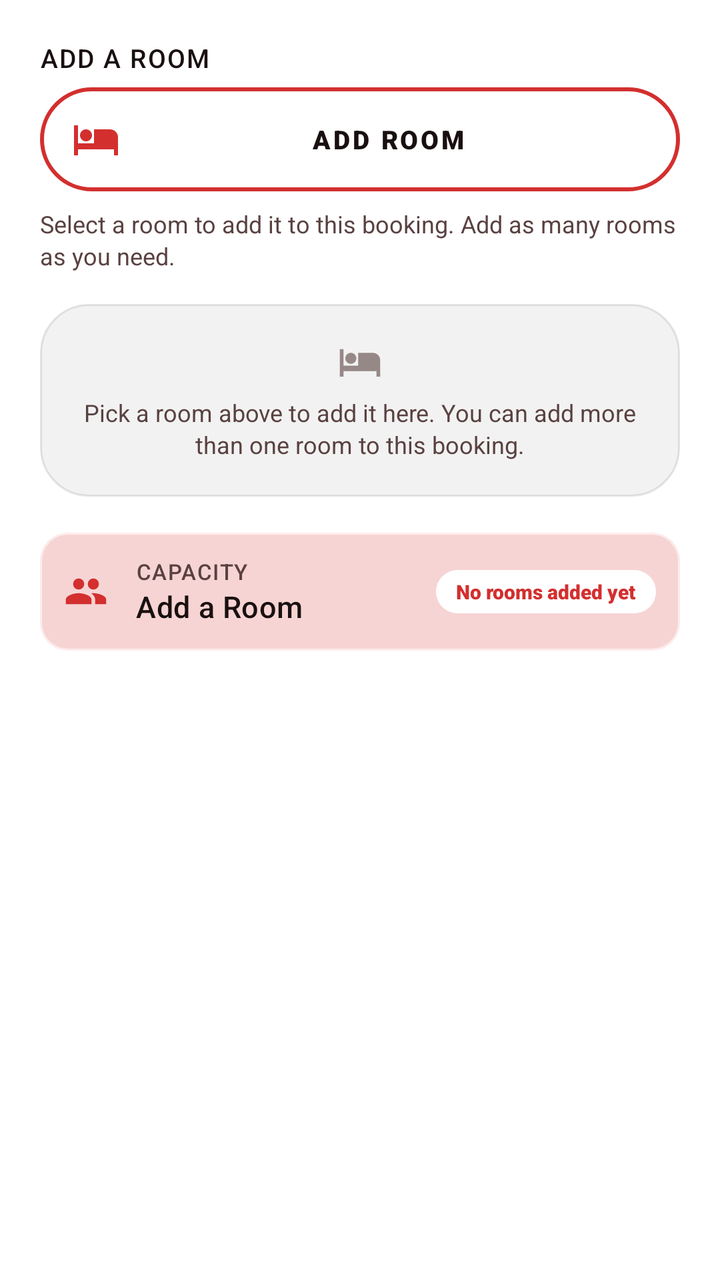
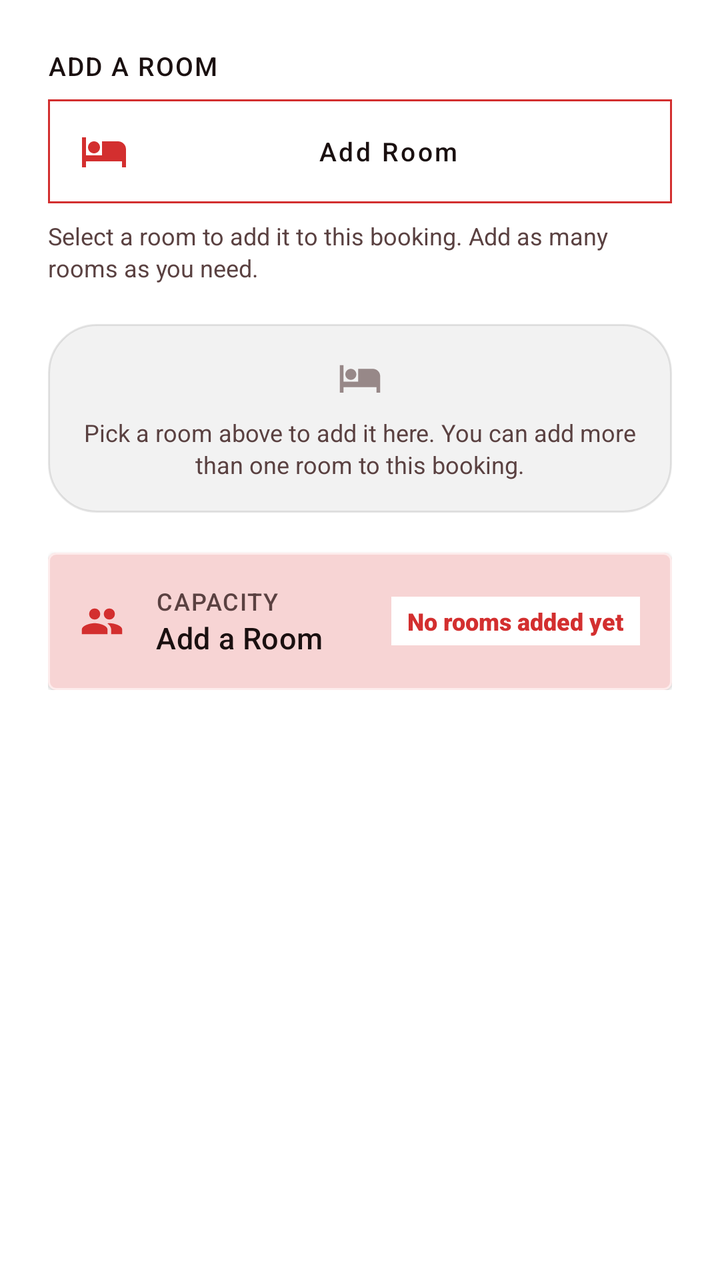

An Android layout rendered at two revisions. The XML below is the earlier revision; the diff shows what the commit changed to produce the second picture.
<!-- AndroidManifest.xml: application theme Theme.VelocitySuites -->
<!-- res/layout/fragment_step1_rooms.xml -->
<?xml version="1.0" encoding="utf-8"?>
<androidx.core.widget.NestedScrollView xmlns:android="http://schemas.android.com/apk/res/android"
    xmlns:app="http://schemas.android.com/apk/res-auto"
    xmlns:tools="http://schemas.android.com/tools"
    android:layout_width="match_parent"
    android:layout_height="match_parent"
    android:fillViewport="true"
    android:clipToPadding="false">

    <LinearLayout
        android:layout_width="match_parent"
        android:layout_height="wrap_content"
        android:orientation="vertical"
        android:padding="20dp">

        
        <LinearLayout
            android:id="@+id/layoutCheckingAvailability"
            android:layout_width="match_parent"
            android:layout_height="wrap_content"
            android:layout_marginBottom="14dp"
            android:gravity="center_vertical"
            android:orientation="horizontal"
            android:visibility="gone"
            tools:visibility="visible">

            <ProgressBar
                android:layout_width="18dp"
                android:layout_height="18dp"
                android:layout_marginEnd="10dp"
                android:indeterminateTint="@color/velocity_red_primary" />

            <TextView
                android:layout_width="wrap_content"
                android:layout_height="wrap_content"
                android:text="@string/checking_available_rooms_message"
                android:textColor="@color/velocity_text_secondary"
                android:textSize="12sp" />
        </LinearLayout>

        
        <LinearLayout
            android:id="@+id/layoutRoomLoadError"
            android:layout_width="match_parent"
            android:layout_height="wrap_content"
            android:layout_marginBottom="14dp"
            android:background="@drawable/shape_tab_background"
            android:gravity="center"
            android:orientation="vertical"
            android:paddingHorizontal="20dp"
            android:paddingVertical="24dp"
            android:visibility="gone">

            <ImageView
                android:layout_width="28dp"
                android:layout_height="28dp"
                android:layout_marginBottom="10dp"
                android:alpha="0.6"
                android:contentDescription="@null"
                android:src="@drawable/ic_wifi_off"
                app:tint="@color/velocity_text_secondary" />

            <TextView
                style="@style/TextAppearance.Velocity.Label.Section"
                android:layout_width="wrap_content"
                android:layout_height="wrap_content"
                android:layout_marginBottom="6dp"
                android:text="@string/room_load_error_title"
                android:textColor="@color/velocity_text_primary" />

            <TextView
                android:layout_width="match_parent"
                android:layout_height="wrap_content"
                android:layout_marginBottom="16dp"
                android:gravity="center"
                android:lineSpacingExtra="2dp"
                android:text="@string/room_load_error_message"
                android:textColor="@color/velocity_text_secondary"
                android:textSize="12sp" />

            <com.google.android.material.button.MaterialButton
                android:id="@+id/btnRetryRoomLoad"
                style="@style/Widget.Velocity.Button.Outlined"
                android:layout_width="wrap_content"
                android:layout_height="44dp"
                android:paddingHorizontal="20dp"
                android:text="@string/retry_label"
                android:textColor="@color/velocity_red_primary"
                android:textSize="13sp" />
        </LinearLayout>

        
        <LinearLayout
            android:id="@+id/layoutNoRoomsAvailableForDates"
            android:layout_width="match_parent"
            android:layout_height="wrap_content"
            android:layout_marginBottom="14dp"
            android:background="@drawable/shape_tab_background"
            android:gravity="center"
            android:orientation="vertical"
            android:paddingHorizontal="20dp"
            android:paddingVertical="24dp"
            android:visibility="gone">

            <ImageView
                android:layout_width="28dp"
                android:layout_height="28dp"
                android:layout_marginBottom="10dp"
                android:alpha="0.6"
                android:contentDescription="@null"
                android:src="@drawable/ic_bed"
                app:tint="@color/velocity_text_secondary" />

            <TextView
                style="@style/TextAppearance.Velocity.Label.Section"
                android:layout_width="wrap_content"
                android:layout_height="wrap_content"
                android:layout_marginBottom="6dp"
                android:text="@string/no_available_rooms_title"
                android:textColor="@color/velocity_text_primary" />

            <TextView
                android:layout_width="match_parent"
                android:layout_height="wrap_content"
                android:layout_marginBottom="16dp"
                android:gravity="center"
                android:lineSpacingExtra="2dp"
                android:text="@string/no_available_rooms_message"
                android:textColor="@color/velocity_text_secondary"
                android:textSize="12sp" />

            <com.google.android.material.button.MaterialButton
                android:id="@+id/btnChangeDates"
                style="@style/Widget.Velocity.Button.Outlined"
                android:layout_width="wrap_content"
                android:layout_height="44dp"
                android:paddingHorizontal="20dp"
                android:text="@string/change_dates_button"
                android:textColor="@color/velocity_red_primary"
                android:textSize="13sp" />
        </LinearLayout>

        <LinearLayout
            android:id="@+id/layoutRoomSelectionContent"
            android:layout_width="match_parent"
            android:layout_height="wrap_content"
            android:orientation="vertical">

        <TextView
            style="@style/TextAppearance.Velocity.Label.Input"
            android:layout_width="wrap_content"
            android:layout_height="wrap_content"
            android:layout_marginBottom="6dp"
            android:text="@string/add_room_hint"
            android:textColor="@color/velocity_text_primary"
            android:textSize="13sp" />

        <com.google.android.material.button.MaterialButton
            android:id="@+id/btnAddRoom"
            style="@style/Widget.Velocity.Button.Outlined"
            android:layout_width="match_parent"
            android:layout_height="52dp"
            android:text="@string/add_room_button_label"
            android:textColor="@color/velocity_text_primary"
            android:textSize="13sp"
            app:icon="@drawable/ic_bed"
            app:iconTint="@color/velocity_red_primary" />

        <TextView
            android:id="@+id/tvRoomSelectionHelper"
            android:layout_width="match_parent"
            android:layout_height="wrap_content"
            android:layout_marginTop="8dp"
            android:layout_marginBottom="12dp"
            android:lineSpacingExtra="2dp"
            android:text="@string/booking_select_room_helper_multi"
            android:textColor="@color/velocity_text_secondary"
            android:textSize="12sp" />

        <LinearLayout
            android:id="@+id/layoutSelectedRooms"
            android:layout_width="match_parent"
            android:layout_height="wrap_content"
            android:layout_marginBottom="4dp"
            android:orientation="vertical" />

        <LinearLayout
            android:id="@+id/layoutNoRoomsSelected"
            android:layout_width="match_parent"
            android:layout_height="wrap_content"
            android:layout_marginBottom="14dp"
            android:background="@drawable/shape_tab_background"
            android:gravity="center"
            android:orientation="vertical"
            android:paddingHorizontal="16dp"
            android:paddingVertical="18dp">

            <ImageView
                android:layout_width="22dp"
                android:layout_height="22dp"
                android:layout_marginBottom="6dp"
                android:alpha="0.6"
                android:contentDescription="@null"
                android:src="@drawable/ic_bed"
                app:tint="@color/velocity_text_secondary" />

            <TextView
                android:layout_width="match_parent"
                android:layout_height="wrap_content"
                android:gravity="center"
                android:lineSpacingExtra="2dp"
                android:text="@string/no_rooms_selected_hint"
                android:textColor="@color/velocity_text_secondary"
                android:textSize="12sp" />
        </LinearLayout>

        <com.google.android.material.card.MaterialCardView
            android:layout_width="match_parent"
            android:layout_height="wrap_content"
            android:layout_marginTop="4dp"
            app:cardBackgroundColor="@color/velocity_red_subtle"
            app:cardCornerRadius="14dp"
            app:cardElevation="0dp"
            app:strokeColor="@color/velocity_red_soft"
            app:strokeWidth="1dp">

            <LinearLayout
                android:layout_width="match_parent"
                android:layout_height="wrap_content"
                android:gravity="center_vertical"
                android:orientation="horizontal"
                android:padding="12dp">

                <ImageView
                    android:layout_width="22dp"
                    android:layout_height="22dp"
                    android:contentDescription="@null"
                    android:src="@drawable/ic_people"
                    app:tint="@color/velocity_red_primary" />

                <LinearLayout
                    android:layout_width="0dp"
                    android:layout_height="wrap_content"
                    android:layout_marginStart="14dp"
                    android:layout_weight="1"
                    android:orientation="vertical">

                    <TextView
                        style="@style/TextAppearance.Velocity.Label.Input"
                        android:layout_width="wrap_content"
                        android:layout_height="wrap_content"
                        android:text="@string/capacity_label"
                        android:textColor="@color/velocity_text_secondary"
                        android:textSize="11sp" />

                    <TextView
                        android:id="@+id/tvCapacityIndicator"
                        style="@style/TextAppearance.Velocity.Price"
                        android:layout_width="wrap_content"
                        android:layout_height="wrap_content"
                        android:text="@string/add_room_hint"
                        android:textColor="@color/velocity_text_primary"
                        android:textSize="15sp" />
                </LinearLayout>

                <TextView
                    android:id="@+id/tvRoomsSelectedCount"
                    android:layout_width="wrap_content"
                    android:layout_height="wrap_content"
                    android:background="@drawable/shape_intro_pill"
                    android:backgroundTint="@color/white"
                    android:paddingHorizontal="10dp"
                    android:paddingVertical="4dp"
                    android:text="@string/no_rooms_selected_yet"
                    android:textColor="@color/velocity_red_primary"
                    android:fontFamily="sans-serif-black"
                    android:textSize="10sp" />
            </LinearLayout>
        </com.google.android.material.card.MaterialCardView>

        </LinearLayout>

    </LinearLayout>
</androidx.core.widget.NestedScrollView>
<!-- resources referenced by this layout -->
<resources>
  <color name="velocity_red_primary">#D32F2F</color>
  <color name="velocity_red_soft">#FDECEC</color>
  <color name="velocity_red_subtle">#F7D4D4</color>
  <color name="velocity_text_primary">#1A1010</color>
  <color name="velocity_text_secondary">#5A4141</color>
  <color name="white">#FFFFFFFF</color>
  <!-- drawable shape_intro_pill (drawable) -->
  <?xml version="1.0" encoding="utf-8"?>
  <shape xmlns:android="http://schemas.android.com/apk/res/android">
      <solid android:color="@color/velocity_red_primary" />
      <corners android:radius="16dp" />
  </shape>
  <!-- drawable shape_tab_background (drawable) -->
  <?xml version="1.0" encoding="utf-8"?>
  <shape xmlns:android="http://schemas.android.com/apk/res/android">
      <solid android:color="#0D000000" />
      <corners android:radius="24dp" />
      <stroke android:width="1dp" android:color="#1A000000" />
  </shape>
  <string name="add_room_button_label">Add Room</string>
  <string name="add_room_hint">Add a Room</string>
  <string name="booking_select_room_helper_multi">Select a room to add it to this booking. Add as many rooms as you need.</string>
  <string name="capacity_label">Capacity</string>
  <string name="change_dates_button">Change Dates</string>
  <string name="checking_available_rooms_message">Checking available rooms…</string>
  <string name="no_available_rooms_message">No rooms are available for your selected Check-in and Check-out dates. Please choose different dates.</string>
  <string name="no_available_rooms_title">No Available Rooms</string>
  <string name="no_rooms_selected_hint">Pick a room above to add it here. You can add more than one room to this booking.</string>
  <string name="no_rooms_selected_yet">No rooms added yet</string>
  <string name="retry_label">Retry</string>
  <string name="room_load_error_message">We couldn\'t check room availability. Please check your connection and try again.</string>
  <string name="room_load_error_title">Couldn\'t Load Rooms</string>
  <style name="TextAppearance.Velocity.Label.Input" parent="TextAppearance.MaterialComponents.Subtitle2">
          <item name="android:fontFamily">sans-serif-bold</item>
          <item name="android:letterSpacing">0.05</item>
          <item name="android:textAllCaps">true</item>
          <item name="android:textColor">@color/black</item>
          <item name="android:textSize">12sp</item>
      </style>
  <style name="TextAppearance.Velocity.Price" parent="TextAppearance.MaterialComponents.Headline6">
          <item name="android:fontFamily">sans-serif-black</item>
          <item name="android:textColor">@color/velocity_text_primary</item>
          <item name="android:textSize">18sp</item>
      </style>
  <style name="Widget.Velocity.Button.Outlined" parent="Widget.MaterialComponents.Button.OutlinedButton">
          <item name="android:layout_height">56dp</item>
          <item name="android:insetTop">0dp</item>
          <item name="android:insetBottom">0dp</item>
          <item name="android:fontFamily">sans-serif-black</item>
          <item name="android:letterSpacing">0.1</item>
          <item name="android:textAllCaps">true</item>
          <item name="android:textSize">15sp</item>
          <item name="android:textColor">@color/velocity_red_primary</item>
          <item name="cornerRadius">32dp</item>
          <item name="strokeColor">@color/velocity_red_primary</item>
          <item name="strokeWidth">2dp</item>
          <item name="rippleColor">@color/velocity_red_alpha_20</item>
      </style>
  <color name="black">#FF000000</color>
  <color name="velocity_red_alpha_20">#33D32F2F</color>
  <color name="velocity_red_dark">#7F1212</color>
  <color name="velocity_red_rose">#EF5350</color>
  <color name="velocity_red_deep">#5A0A0A</color>
  <!-- unchanged entries left out for length: 5 -->
</resources>

<!-- the commit's change to res/layout/fragment_step1_rooms.xml (unified diff, before → after) -->
@@ -11,14 +11,14 @@
         android:layout_width="match_parent"
         android:layout_height="wrap_content"
         android:orientation="vertical"
-        android:padding="20dp">
+        android:padding="24dp">
 
         
         <LinearLayout
             android:id="@+id/layoutCheckingAvailability"
             android:layout_width="match_parent"
             android:layout_height="wrap_content"
-            android:layout_marginBottom="14dp"
+            android:layout_marginBottom="16dp"
             android:gravity="center_vertical"
             android:orientation="horizontal"
             android:visibility="gone"
@@ -27,7 +27,7 @@
             <ProgressBar
                 android:layout_width="18dp"
                 android:layout_height="18dp"
-                android:layout_marginEnd="10dp"
+                android:layout_marginEnd="8dp"
                 android:indeterminateTint="@color/velocity_red_primary" />
 
             <TextView
@@ -43,18 +43,18 @@
             android:id="@+id/layoutRoomLoadError"
             android:layout_width="match_parent"
             android:layout_height="wrap_content"
-            android:layout_marginBottom="14dp"
+            android:layout_marginBottom="16dp"
             android:background="@drawable/shape_tab_background"
             android:gravity="center"
             android:orientation="vertical"
-            android:paddingHorizontal="20dp"
+            android:paddingHorizontal="24dp"
             android:paddingVertical="24dp"
             android:visibility="gone">
 
             <ImageView
                 android:layout_width="28dp"
                 android:layout_height="28dp"
-                android:layout_marginBottom="10dp"
+                android:layout_marginBottom="8dp"
                 android:alpha="0.6"
                 android:contentDescription="@null"
                 android:src="@drawable/ic_wifi_off"
@@ -64,7 +64,7 @@
                 style="@style/TextAppearance.Velocity.Label.Section"
                 android:layout_width="wrap_content"
                 android:layout_height="wrap_content"
-                android:layout_marginBottom="6dp"
+                android:layout_marginBottom="8dp"
                 android:text="@string/room_load_error_title"
                 android:textColor="@color/velocity_text_primary" />
 
@@ -80,10 +80,11 @@
 
             <com.google.android.material.button.MaterialButton
                 android:id="@+id/btnRetryRoomLoad"
-                style="@style/Widget.Velocity.Button.Outlined"
-                android:layout_width="wrap_content"
-                android:layout_height="44dp"
-                android:paddingHorizontal="20dp"
+                style="@style/Widget.Velocity.Flat.Button.Outlined"
+                android:layout_width="wrap_content"
+                android:layout_height="wrap_content"
+        android:minHeight="48dp"
+                android:paddingHorizontal="24dp"
                 android:text="@string/retry_label"
                 android:textColor="@color/velocity_red_primary"
                 android:textSize="13sp" />
@@ -94,18 +95,18 @@
             android:id="@+id/layoutNoRoomsAvailableForDates"
             android:layout_width="match_parent"
             android:layout_height="wrap_content"
-            android:layout_marginBottom="14dp"
+            android:layout_marginBottom="16dp"
             android:background="@drawable/shape_tab_background"
             android:gravity="center"
             android:orientation="vertical"
-            android:paddingHorizontal="20dp"
+            android:paddingHorizontal="24dp"
             android:paddingVertical="24dp"
             android:visibility="gone">
 
             <ImageView
                 android:layout_width="28dp"
                 android:layout_height="28dp"
-                android:layout_marginBottom="10dp"
+                android:layout_marginBottom="8dp"
                 android:alpha="0.6"
                 android:contentDescription="@null"
                 android:src="@drawable/ic_bed"
@@ -115,7 +116,7 @@
                 style="@style/TextAppearance.Velocity.Label.Section"
                 android:layout_width="wrap_content"
                 android:layout_height="wrap_content"
-                android:layout_marginBottom="6dp"
+                android:layout_marginBottom="8dp"
                 android:text="@string/no_available_rooms_title"
                 android:textColor="@color/velocity_text_primary" />
 
@@ -131,10 +132,11 @@
 
             <com.google.android.material.button.MaterialButton
                 android:id="@+id/btnChangeDates"
-                style="@style/Widget.Velocity.Button.Outlined"
-                android:layout_width="wrap_content"
-                android:layout_height="44dp"
-                android:paddingHorizontal="20dp"
+                style="@style/Widget.Velocity.Flat.Button.Outlined"
+                android:layout_width="wrap_content"
+                android:layout_height="wrap_content"
+        android:minHeight="48dp"
+                android:paddingHorizontal="24dp"
                 android:text="@string/change_dates_button"
                 android:textColor="@color/velocity_red_primary"
                 android:textSize="13sp" />
@@ -150,14 +152,14 @@
             style="@style/TextAppearance.Velocity.Label.Input"
             android:layout_width="wrap_content"
             android:layout_height="wrap_content"
-            android:layout_marginBottom="6dp"
+            android:layout_marginBottom="8dp"
             android:text="@string/add_room_hint"
             android:textColor="@color/velocity_text_primary"
             android:textSize="13sp" />
 
         <com.google.android.material.button.MaterialButton
             android:id="@+id/btnAddRoom"
-            style="@style/Widget.Velocity.Button.Outlined"
+            style="@style/Widget.Velocity.Flat.Button.Outlined"
             android:layout_width="match_parent"
             android:layout_height="52dp"
             android:text="@string/add_room_button_label"
@@ -171,7 +173,7 @@
             android:layout_width="match_parent"
             android:layout_height="wrap_content"
             android:layout_marginTop="8dp"
-            android:layout_marginBottom="12dp"
+            android:layout_marginBottom="16dp"
             android:lineSpacingExtra="2dp"
             android:text="@string/booking_select_room_helper_multi"
             android:textColor="@color/velocity_text_secondary"
@@ -188,17 +190,17 @@
             android:id="@+id/layoutNoRoomsSelected"
             android:layout_width="match_parent"
             android:layout_height="wrap_content"
-            android:layout_marginBottom="14dp"
+            android:layout_marginBottom="16dp"
             android:background="@drawable/shape_tab_background"
             android:gravity="center"
             android:orientation="vertical"
             android:paddingHorizontal="16dp"
-            android:paddingVertical="18dp">
+            android:paddingVertical="16dp">
 
             <ImageView
                 android:layout_width="22dp"
                 android:layout_height="22dp"
-                android:layout_marginBottom="6dp"
+                android:layout_marginBottom="8dp"
                 android:alpha="0.6"
                 android:contentDescription="@null"
                 android:src="@drawable/ic_bed"
@@ -219,8 +221,6 @@
             android:layout_height="wrap_content"
             android:layout_marginTop="4dp"
             app:cardBackgroundColor="@color/velocity_red_subtle"
-            app:cardCornerRadius="14dp"
-            app:cardElevation="0dp"
             app:strokeColor="@color/velocity_red_soft"
             app:strokeWidth="1dp">
 
@@ -229,7 +229,7 @@
                 android:layout_height="wrap_content"
                 android:gravity="center_vertical"
                 android:orientation="horizontal"
-                android:padding="12dp">
+                android:padding="16dp">
 
                 <ImageView
                     android:layout_width="22dp"
@@ -241,7 +241,7 @@
                 <LinearLayout
                     android:layout_width="0dp"
                     android:layout_height="wrap_content"
-                    android:layout_marginStart="14dp"
+                    android:layout_marginStart="16dp"
                     android:layout_weight="1"
                     android:orientation="vertical">
 
@@ -251,7 +251,7 @@
                         android:layout_height="wrap_content"
                         android:text="@string/capacity_label"
                         android:textColor="@color/velocity_text_secondary"
-                        android:textSize="11sp" />
+                        android:textSize="12sp" />
 
                     <TextView
                         android:id="@+id/tvCapacityIndicator"
@@ -267,14 +267,14 @@
                     android:id="@+id/tvRoomsSelectedCount"
                     android:layout_width="wrap_content"
                     android:layout_height="wrap_content"
-                    android:background="@drawable/shape_intro_pill"
+                    android:background="@drawable/shape_flat_badge"
                     android:backgroundTint="@color/white"
-                    android:paddingHorizontal="10dp"
+                    android:paddingHorizontal="8dp"
                     android:paddingVertical="4dp"
                     android:text="@string/no_rooms_selected_yet"
                     android:textColor="@color/velocity_red_primary"
                     android:fontFamily="sans-serif-black"
-                    android:textSize="10sp" />
+                    android:textSize="12sp" />
             </LinearLayout>
         </com.google.android.material.card.MaterialCardView>
 
<!-- resource entries referenced after the edit -->
@@ -6,11 +6,11 @@
   <color name="velocity_text_primary">#1A1010</color>
   <color name="velocity_text_secondary">#5A4141</color>
   <color name="white">#FFFFFFFF</color>
-  <!-- drawable shape_intro_pill (drawable) -->
+  <!-- drawable shape_flat_badge (drawable) -->
   <?xml version="1.0" encoding="utf-8"?>
-  <shape xmlns:android="http://schemas.android.com/apk/res/android">
+  <shape xmlns:android="http://schemas.android.com/apk/res/android" android:shape="rectangle">
       <solid android:color="@color/velocity_red_primary" />
-      <corners android:radius="16dp" />
+      <corners android:radius="0dp" />
   </shape>
   <!-- drawable shape_tab_background (drawable) -->
   <?xml version="1.0" encoding="utf-8"?>
@@ -44,22 +44,24 @@
           <item name="android:textColor">@color/velocity_text_primary</item>
           <item name="android:textSize">18sp</item>
       </style>
-  <style name="Widget.Velocity.Button.Outlined" parent="Widget.MaterialComponents.Button.OutlinedButton">
-          <item name="android:layout_height">56dp</item>
+  <style name="Widget.Velocity.Flat.Button.Outlined" parent="Widget.MaterialComponents.Button.OutlinedButton">
+          <item name="cornerRadius">0dp</item>
+          <item name="android:stateListAnimator">@null</item>
+          <item name="android:elevation">0dp</item>
+          <item name="android:minHeight">48dp</item>
           <item name="android:insetTop">0dp</item>
           <item name="android:insetBottom">0dp</item>
-          <item name="android:fontFamily">sans-serif-black</item>
-          <item name="android:letterSpacing">0.1</item>
-          <item name="android:textAllCaps">true</item>
-          <item name="android:textSize">15sp</item>
+          <item name="android:textAllCaps">false</item>
+          <item name="strokeWidth">1dp</item>
+          <item name="strokeColor">@color/velocity_red_primary</item>
           <item name="android:textColor">@color/velocity_red_primary</item>
-          <item name="cornerRadius">32dp</item>
-          <item name="strokeColor">@color/velocity_red_primary</item>
-          <item name="strokeWidth">2dp</item>
-          <item name="rippleColor">@color/velocity_red_alpha_20</item>
+          <item name="shapeAppearance">@style/ShapeAppearance.Velocity.Square</item>
       </style>
   <color name="black">#FF000000</color>
-  <color name="velocity_red_alpha_20">#33D32F2F</color>
+  <style name="ShapeAppearance.Velocity.Square" parent="">
+          <item name="cornerFamily">rounded</item>
+          <item name="cornerSize">0dp</item>
+      </style>
   <color name="velocity_red_dark">#7F1212</color>
   <color name="velocity_red_rose">#EF5350</color>
   <color name="velocity_red_deep">#5A0A0A</color>
